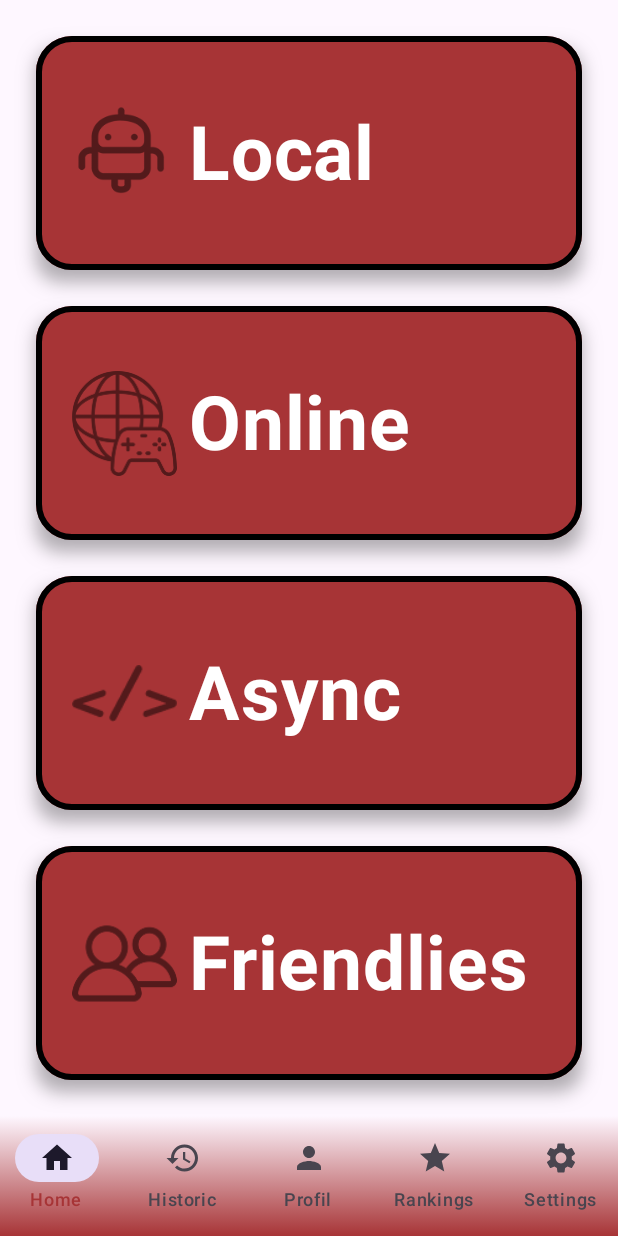
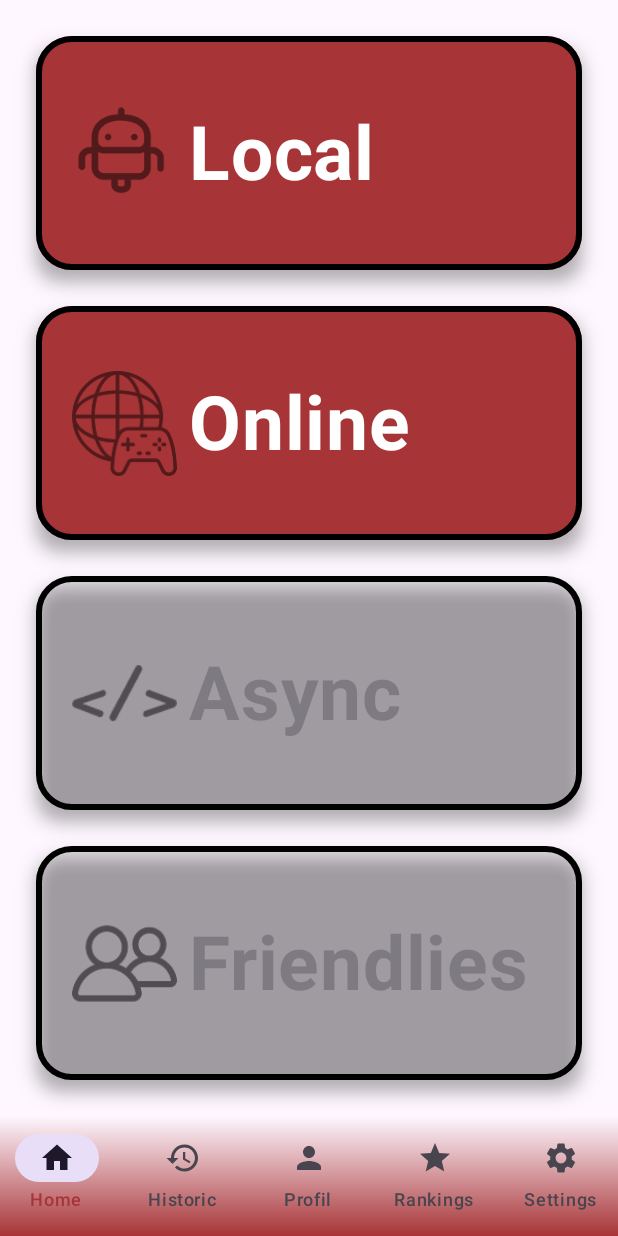
Before and after one commit to besteeven/Chess, an Android app built with Jetpack Compose: the HomeScreen screen opened through its navigation route, on a phone screen of 412 x 824 dp. Run offline under Robolectric (Android 15) with nearby library versions, the phone set to English and light mode, and no system bars; our stand-ins replace Firebase (no records; nobody signed in at launch, a user with empty details on screens opened directly).

Commit message:
{UPDATE} - Friend Match selection and localisation

```diff
--- a/app/build.gradle.kts
+++ b/app/build.gradle.kts
@@ -88,4 +88,6 @@ dependencies {
 
     implementation("androidx.navigation:navigation-fragment-ktx:$nav_version")
     implementation("androidx.navigation:navigation-ui-ktx:$nav_version")
+    implementation("com.google.firebase:firebase-messaging:24.0.0")
+    implementation("com.squareup.okhttp3:okhttp:4.9.1")
 }
--- a/app/src/main/AndroidManifest.xml
+++ b/app/src/main/AndroidManifest.xml
@@ -24,4 +24,5 @@
         <activity android:name=".gamepkg.LocalGameActivity" />
     </application>
 
+
 </manifest>
--- a/app/src/main/java/project/chess/ChessApp.kt
+++ b/app/src/main/java/project/chess/ChessApp.kt
@@ -9,7 +9,10 @@ import project.chess.core.theme.Theme
 
 
 @Composable
-fun ChessApp(modifier: Modifier = Modifier) {
+fun ChessApp(
+    modifier: Modifier = Modifier,
+    initialGameId: String? = null,
+    isChallenge: Boolean = false) {
     Theme {
         Surface {
             AppNavHost() // Ce sera ton système de navigation global
--- a/app/src/main/java/project/chess/LaunchActivity.kt
+++ b/app/src/main/java/project/chess/LaunchActivity.kt
@@ -1,7 +1,10 @@
 package project.chess
 
+import android.app.NotificationChannel
+import android.app.NotificationManager
 import android.content.Context
 import android.content.res.Configuration
+import android.os.Build
 import android.os.Bundle
 import androidx.activity.ComponentActivity
 import androidx.compose.runtime.Composable
@@ -10,6 +13,7 @@ import com.google.firebase.Firebase
 import com.google.firebase.auth.FirebaseAuth
 import com.google.firebase.auth.auth
 import androidx.activity.compose.setContent
+import androidx.annotation.RequiresApi
 import androidx.compose.ui.tooling.preview.Preview
 import androidx.compose.material3.Text
 import androidx.compose.runtime.CompositionLocalProvider
@@ -26,6 +30,7 @@ class LaunchActivity : ComponentActivity() {
 
     private lateinit var auth: FirebaseAuth
 
+    @RequiresApi(Build.VERSION_CODES.O)
     override fun onCreate(savedInstanceState: Bundle?) {
         super.onCreate(savedInstanceState)
         LanguageManager.loadLanguage(this) // 👈 Important
@@ -33,10 +38,23 @@ class LaunchActivity : ComponentActivity() {
         auth = Firebase.auth
         //Force la connexion
         auth.signOut()
+        val channel = NotificationChannel(
+            "chess_channel",
+            "Match Notifications",
+            NotificationManager.IMPORTANCE_HIGH
+        )
+        val manager = getSystemService(NotificationManager::class.java)
+        manager.createNotificationChannel(channel)
+        val gameId = intent.getStringExtra("gameId")
+        val challengeFrom = intent.getStringExtra("challenge_from")
+
 
         setContent {
             CompositionLocalProvider(LocalContext provides context) {
-                ChessApp()
+                ChessApp(
+                    initialGameId = gameId,
+                    isChallenge = gameId != null
+                )
             }
         }
     }
--- a/app/src/main/java/project/chess/core/navigation/AppNavHost.kt
+++ b/app/src/main/java/project/chess/core/navigation/AppNavHost.kt
@@ -1,6 +1,7 @@
 package project.chess.core.navigation
 
 import androidx.compose.runtime.Composable
+import androidx.compose.runtime.LaunchedEffect
 import androidx.lifecycle.viewmodel.compose.viewModel
 import androidx.navigation.NavHostController
 import androidx.navigation.compose.NavHost
@@ -11,6 +12,7 @@ import project.chess.auth.ui.LoginScreen
 import project.chess.auth.ui.SignupScreen
 import project.chess.gamepkg.LocalGameScreen
 import project.chess.gamepkg.OnlineGameLoader
+import project.chess.menu.ui.FriendMatchScreen
 import project.chess.menu.ui.HistoryScreen
 import project.chess.menu.ui.HomeScreen
 import project.chess.menu.ui.MainMenuDestination
@@ -20,6 +22,7 @@ import project.chess.menu.ui.ProfileScreen
 import project.chess.menu.ui.RankingScreen
 import project.chess.menu.ui.SearchingMatchScreen
 import project.chess.menu.ui.SettingsScreen
+import project.chess.menu.viewmodel.FriendMatchViewModel
 import project.chess.menu.viewmodel.MatchmakingViewModel
 import project.chess.online.OnlineGameScreen
 
@@ -34,10 +37,26 @@ object OnlineRoutes {
     const val Searching = "searching"
 }
 
+object FriendRoutes{
+    const val FriendSearch = "friend_search"
+}
+
 
 @Composable
-fun AppNavHost(navController: NavHostController = rememberNavController()) {
+fun AppNavHost(
+    navController: NavHostController = rememberNavController(),
+            initialGameId: String? = null,
+    isChallenge: Boolean = false
+) {
     val matchmakingViewModel: MatchmakingViewModel = viewModel()
+
+    LaunchedEffect(initialGameId, isChallenge) {
+        if (isChallenge && initialGameId != null) {
+            navController.navigate("online_game/${initialGameId}/false")
+        }
+    }
+
+
     NavHost(navController = navController, startDestination = Routes.LOGIN) {
 
         composable(Routes.LOGIN) {
@@ -108,7 +127,11 @@ fun AppNavHost(navController: NavHostController = rememberNavController()) {
                 OnlineGameScreen(gameId = gameId, isWhite = isWhite)
             }
 
-
+            composable(FriendRoutes.FriendSearch) {
+                FriendMatchScreen(
+                    navController = navController
+                )
+            }
 
         }
 
--- a/app/src/main/java/project/chess/menu/component/MenuButton.kt
+++ b/app/src/main/java/project/chess/menu/component/MenuButton.kt
@@ -40,10 +40,12 @@ fun MenuButton(
     iconVector: ImageVector? = null,      // ← icône vectorielle (optionnelle)
     iconPainter: Painter? = null,         // ← icône PNG (optionnelle)
     pngSize: Dp = 24.dp,
-    imageRes: Int? = null                 // ← image à droite (optionnelle)
+    imageRes: Int? = null,                 // ← image à droite (optionnelle)
+    enabled: Boolean = true
 ) {
     Button(
         onClick = onClick,
+        enabled = enabled,
         colors = ButtonDefaults.buttonColors(
             containerColor = backgroundColor,
             contentColor = contentColor
--- a/app/src/main/java/project/chess/menu/ui/HomeScreen.kt
+++ b/app/src/main/java/project/chess/menu/ui/HomeScreen.kt
@@ -20,6 +20,7 @@ import androidx.core.content.ContextCompat.startActivity
 import androidx.navigation.NavController
 import androidx.navigation.compose.rememberNavController
 import project.chess.R
+import project.chess.core.navigation.FriendRoutes
 import project.chess.core.navigation.OnlineRoutes
 import project.chess.core.theme.Theme
 import project.chess.gamepkg.LocalGameActivity
@@ -76,17 +77,19 @@ fun HomeScreen(navController: NavController = rememberNavController()) {
             backgroundColor = MaterialTheme.colorScheme.secondary,
             textSize = 50.sp,
             pngSize = 70.dp,
-            modifier = buttonModifier
+            modifier = buttonModifier,
+            enabled = false
         )
 
         MenuButton(
             text = stringResource(R.string.friendly_game),
-            onClick = {},
+            onClick = {navController.navigate(FriendRoutes.FriendSearch)},
             iconPainter = painterResource(id = R.drawable.friendly),
             backgroundColor = MaterialTheme.colorScheme.secondary,
             textSize = 50.sp,
             pngSize = 70.dp,
-            modifier = buttonModifier
+            modifier = buttonModifier,
+            enabled = false
         )
     }
 }
--- a/app/src/main/java/project/chess/menu/ui/SearchingMatchScreen.kt
+++ b/app/src/main/java/project/chess/menu/ui/SearchingMatchScreen.kt
@@ -51,7 +51,7 @@ fun SearchingMatchScreen(
     ) {
         if (isSearching) {
             CircularProgressIndicator()
-            Text("Recherche d'un adversaire...")
+            Text(stringResource(R.string.searchMatch))
 
             Spacer(modifier = Modifier.height(16.dp))
 
@@ -59,10 +59,10 @@ fun SearchingMatchScreen(
                 viewModel.cancelSearch()
                 navController.popBackStack()
             }) {
-                Text("Annuler")
+                Text(stringResource(R.string.cancel))
             }
         } else if (matchFound != null) {
-            Text("Adversaire trouvé : ${matchFound}")
+            Text(stringResource(R.string.foundOpponent))
         }
     }
 }
--- a/app/src/main/java/project/chess/menu/viewmodel/MatchmakingViewModel.kt
+++ b/app/src/main/java/project/chess/menu/viewmodel/MatchmakingViewModel.kt
@@ -78,7 +78,8 @@ class MatchmakingViewModel : ViewModel() {
                     mapOf(
                         "white" to opponent,
                         "black" to username,
-                        "createdAt" to FieldValue.serverTimestamp()
+                        "createdAt" to FieldValue.serverTimestamp(),
+                        "type" to type
                     )
                 ).await()
 
--- a/app/src/main/res/values/strings.xml
+++ b/app/src/main/res/values/strings.xml
@@ -41,4 +41,6 @@
     <string name="updatedpass">Password updated</string>
     <string name="your_ranking">Your rank : #%1$d - %2$s - ELO : %3$d</string>
     <string name="match_found">Match found versus : #%1$s</string>
+    <string name="searchMatch">Searching for matches</string>
+    <string name="foundOpponent">Match found</string>
 </resources>
```
Also changed, not shown: app/src/main/java/project/chess/auth/MyFirebaseMessagingService.kt (added, +56 -0 lines), app/src/main/java/project/chess/gamepkg/component/PlayerInfoCard.kt (added, +36 -0 lines), app/src/main/java/project/chess/menu/ui/FriendMatchScreen.kt (added, +61 -0 lines), app/src/main/java/project/chess/menu/viewmodel/FriendMatchViewModel.kt (added, +114 -0 lines), 1 other file.
